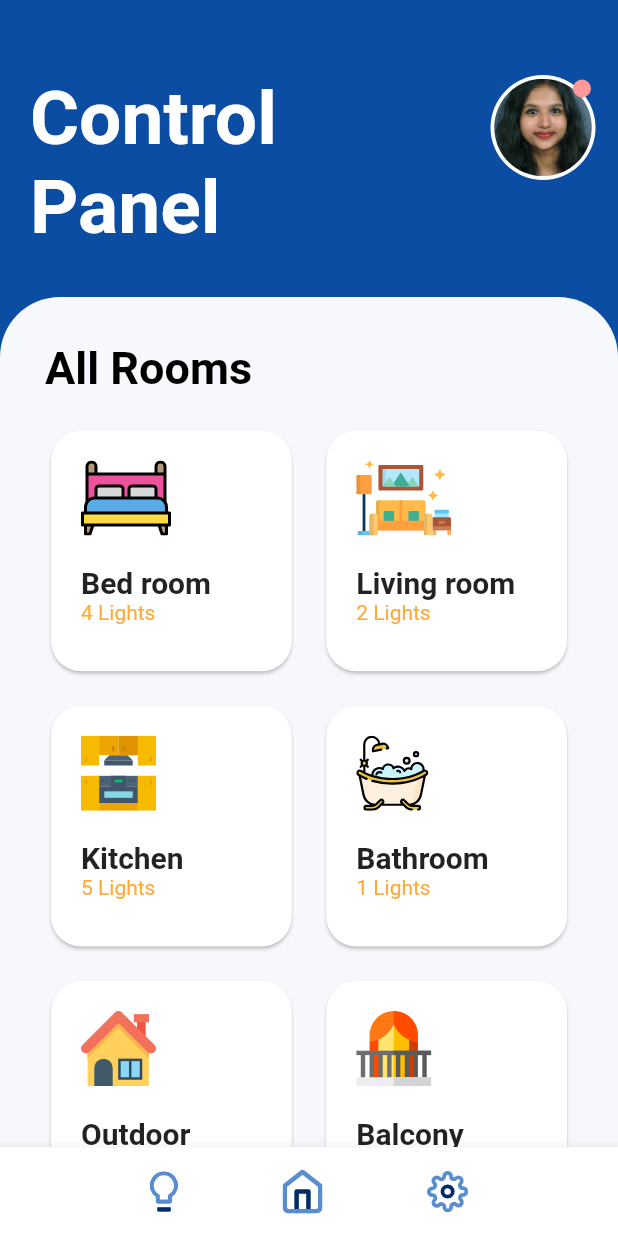
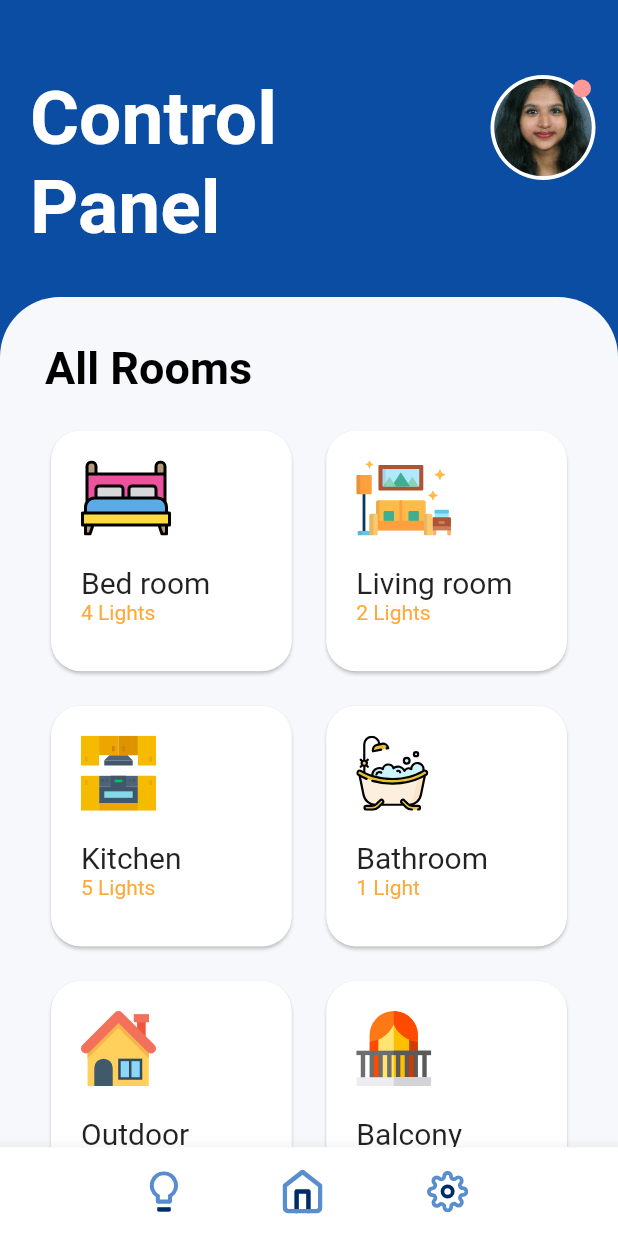
Before and after one commit to manasivariar/Touchstone-Foundation, a Flutter app: the screen it shows after launch, on a phone screen of 412 x 824 dp. Run offline on Flutter 3.47's test engine with Material 2 defaults, Android fonts, the phone set to English and light mode, and no system bars; our stand-ins replace flutter_svg, hexcolor, syncfusion_flutter_sliders; missing offline and left inert: syncfusion_flutter_core.

Commit message:
final commits

```diff
--- a/lib/bedroom.dart
+++ b/lib/bedroom.dart
@@ -17,10 +17,16 @@ class BedRoom extends StatefulWidget {
 
 class _BedRoomState extends State<BedRoom> {
   List<SceneCardModel> scenes = [
-    SceneCardModel(color1: HexColor("FF9B9B"), color2: HexColor("FFB992"), title: "Birthday"),
-    SceneCardModel(color1: HexColor("AD93EB"), color2: HexColor("D693EB"), title: "Party"),
-    SceneCardModel(color1: HexColor("93CBEB"), color2: HexColor("93DCEB"), title: "Relax"),
-    SceneCardModel(color1: HexColor("8FDF94"), color2: HexColor("BAEA92"), title: "Fun"),
+    SceneCardModel(
+        color1: HexColor("FF9B9B"),
+        color2: HexColor("FFB992"),
+        title: "Birthday"),
+    SceneCardModel(
+        color1: HexColor("AD93EB"), color2: HexColor("D693EB"), title: "Party"),
+    SceneCardModel(
+        color1: HexColor("93CBEB"), color2: HexColor("93DCEB"), title: "Relax"),
+    SceneCardModel(
+        color1: HexColor("8FDF94"), color2: HexColor("BAEA92"), title: "Fun"),
   ];
 
   List<BedroomCardModel> lights = [
@@ -38,7 +44,7 @@ class _BedRoomState extends State<BedRoom> {
     "FF9B9B",
     "8FDF94",
     "93CBEB",
-    "AD93EB",
+    "A594EB",
     "DE94EB",
     "FFD239"
   ];
--- a/lib/main.dart
+++ b/lib/main.dart
@@ -11,6 +11,7 @@ class MyApp extends StatelessWidget {
   @override
   Widget build(BuildContext context) {
     return const MaterialApp(
+      debugShowCheckedModeBanner: false,
       title: 'Touchstone Foundation',
       home: ControlPanel(),
     );
--- a/lib/widgets/panel_card.dart
+++ b/lib/widgets/panel_card.dart
@@ -29,11 +29,15 @@ class PanelCard extends StatelessWidget {
               ),
               Text(
                 title,
-                style:
-                    const TextStyle(fontWeight: FontWeight.bold, fontSize: 20),
+                style: Theme.of(context).textTheme.bodyText2!.copyWith(
+                                    fontSize: 20,
+                                    // fontWeight: FontWeight.w900,
+                                  ),
+                // style: const TextStyle(
+                //     fontWeight: FontWeight.normal, fontSize: 20),
               ),
               Text(
-                "$count Lights",
+                "$count Light${int.parse(count) < 2 ? '' : 's'}",
                 style: TextStyle(color: HexColor("FFA939")),
               ),
             ],
```
